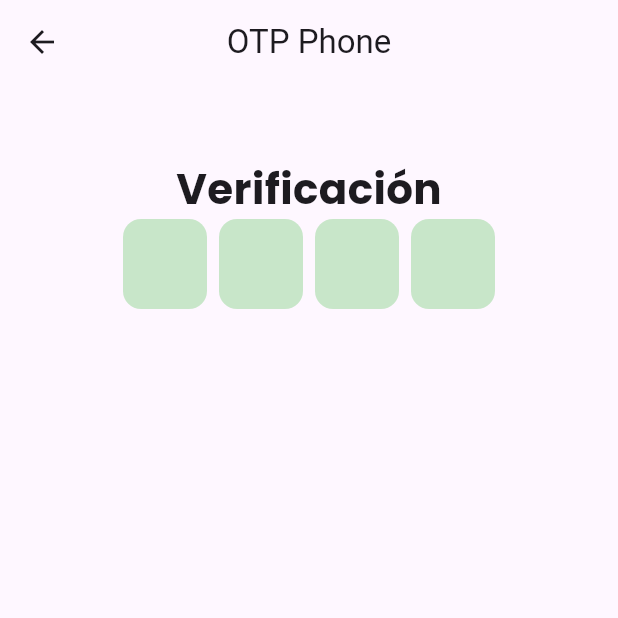
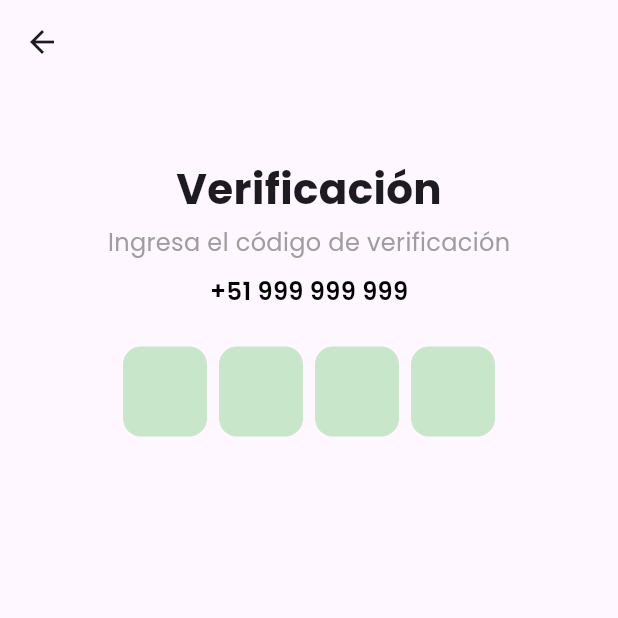
Before and after one commit to alttiplano/Mi_Tiendita, a Flutter app: the OtpPhone screen opened by its route, on a phone screen of 412 x 824 dp, the top half of it. Run offline on Flutter 3.47's test engine with Material 3 defaults, Android fonts, the phone set to English and light mode, and no system bars; drawn by our look-alikes of pinput; our stand-ins replace intl_phone_field.

Commit message:
:arrow_up: Update `new 2.0`

```diff
--- a/lib/src/pages/login/auth/otp_phone.dart
+++ b/lib/src/pages/login/auth/otp_phone.dart
@@ -20,7 +20,7 @@ class OtpPhone extends StatelessWidget {
     );
     return Scaffold(
       appBar: AppBar(
-        title: const Text('OTP Phone'),
+        title: const Text(''),
         centerTitle: true,
       ),
       body: SingleChildScrollView(
@@ -30,11 +30,32 @@ class OtpPhone extends StatelessWidget {
           width: double.infinity,
           child: Column(
             children: [
-              const Text('Verificación',style: TextStyle(
-                fontSize: 28,
-                fontWeight: FontWeight.bold,
-                fontFamily: 'Poppins'
-              ),),
+              const Text(
+                'Verificación',
+                style: TextStyle(
+                    fontSize: 28,
+                    fontWeight: FontWeight.bold,
+                    fontFamily: 'Poppins'),
+              ),
+              const SizedBox(height: 4),
+              const Text(
+                'Ingresa el código de verificación',
+                style: TextStyle(
+                    color: Colors.grey,
+                    fontSize: 16,
+                    fontWeight: FontWeight.w400,
+                    fontFamily: 'Poppins'),
+              ),
+              const SizedBox(height: 10),
+              const Text(
+                '+51 999 999 999',
+                style: TextStyle(
+                    color: Colors.black,
+                    fontSize: 16,
+                    fontWeight: FontWeight.w600,
+                    fontFamily: 'Poppins'),
+              ),
+              const SizedBox(height: 25),
               Pinput(
                 length: 4,
                 defaultPinTheme: defaultPinTheme,
```
